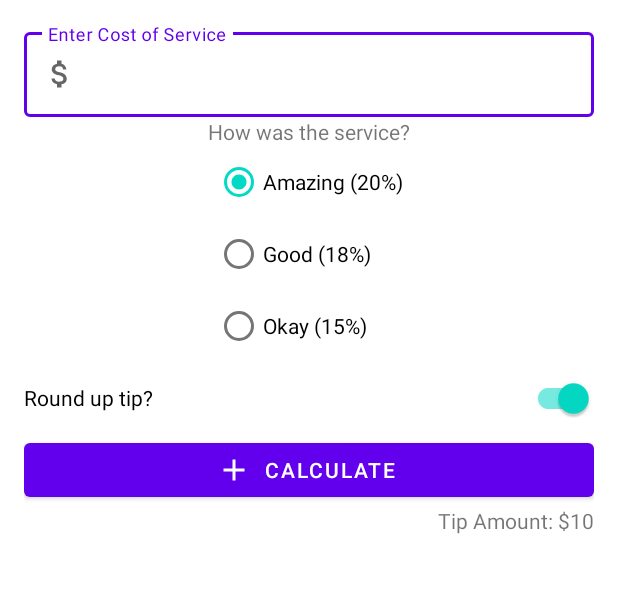
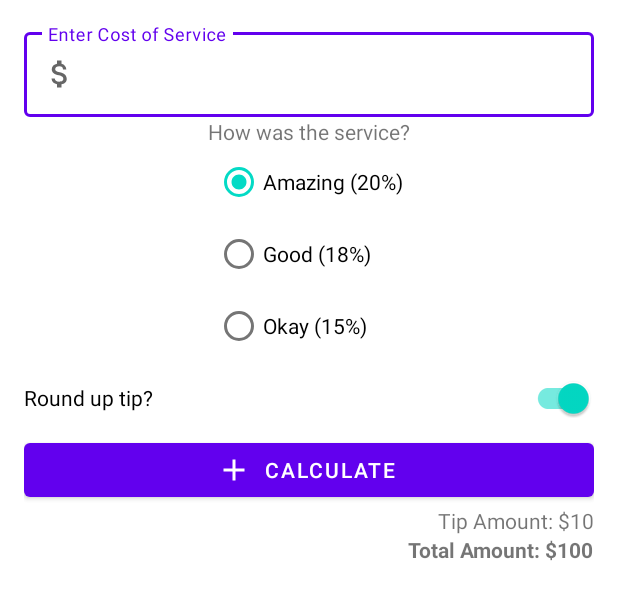
Before and after one commit to KennethMathari/Tip_Calculator, an Android app: the layout activity_main.xml on its own in the app's theme, with its tools: preview values and no code run, on a phone screen of 412 x 824 dp. Shown: the top 600 px of the screen. Run offline under Robolectric (Android 15) with nearby library versions, the phone set to English and light mode, and no system bars.

Commit message:
Added Total Amount Calculation Feature

```diff
--- a/app/src/main/res/layout/activity_main.xml
+++ b/app/src/main/res/layout/activity_main.xml
@@ -103,6 +103,15 @@
         app:layout_constraintEnd_toEndOf="parent"
         app:layout_constraintTop_toBottomOf="@+id/calculate_button" />
 
+    <TextView
+        android:id="@+id/total_amount"
+        android:layout_width="wrap_content"
+        android:layout_height="wrap_content"
+        tools:text="Total Amount: $100"
+        android:textStyle="bold"
+        app:layout_constraintEnd_toEndOf="parent"
+        app:layout_constraintTop_toBottomOf="@+id/tip_result" />
+
 </androidx.constraintlayout.widget.ConstraintLayout>
 
 </ScrollView>
--- a/app/src/main/res/values/strings.xml
+++ b/app/src/main/res/values/strings.xml
@@ -8,5 +8,6 @@
     <string name="round_up_tip">Round up tip?</string>
     <string name="calculate">Calculate</string>
     <string name="tip_amount">Tip Amount: %s</string>
+    <string name="total_amount">Total Amount: %s</string>
     <string name="usd">$</string>
 </resources>
```
Also changed, not shown: app/src/main/java/com/example/tiptime/MainActivity.kt (+10 -0 lines).
